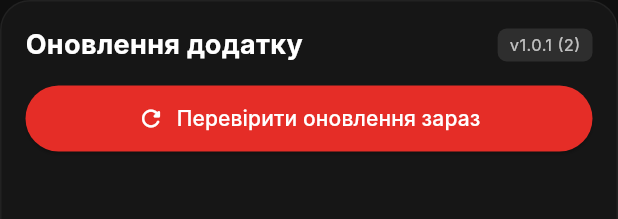
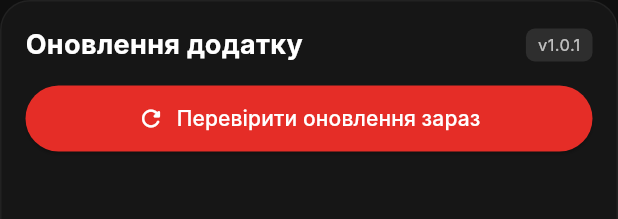
Before and after one commit to Lutvunenko-Dmutro/musicflow-mobile, a Flutter app: the UpdateSettingsCard widget shown alone on an empty page, opened directly, on a phone screen of 412 x 824 dp. Shown: the top 219 px of the screen. Run offline on Flutter 3.47's test engine with Material 3 defaults, Android fonts, the phone set to English and light mode, and no system bars; our stand-ins replace audio_service, cached_network_image, file_picker, get_it, just_audio, permission_handler and 2 more; missing offline and left inert: audio_session, audiotags, fftea, youtube_explode_dart; accounts and stored records are empty; network calls fail; Roboto replaces fonts that are missing (Inter).

Commit message:
style(update): прибрано технічний номер збірки з бейджа версії

```diff
--- a/lib/features/settings/widgets/update_settings_card.dart
+++ b/lib/features/settings/widgets/update_settings_card.dart
@@ -14,7 +14,6 @@ class UpdateSettingsCard extends StatefulWidget {
 class _UpdateSettingsCardState extends State<UpdateSettingsCard> {
   bool _isChecking = false;
   String _installedVersion = UpdateService.currentVersion;
-  int _installedBuild = UpdateService.currentBuildNumber;
 
   @override
   void initState() {
@@ -27,7 +26,6 @@ class _UpdateSettingsCardState extends State<UpdateSettingsCard> {
     if (mounted) {
       setState(() {
         _installedVersion = ver.version;
-        _installedBuild = ver.buildNumber;
       });
     }
   }
@@ -116,7 +114,7 @@ class _UpdateSettingsCardState extends State<UpdateSettingsCard> {
                   padding: const EdgeInsets.symmetric(horizontal: 8, vertical: 3),
                   decoration: BoxDecoration(color: Colors.white10, borderRadius: BorderRadius.circular(6)),
                   child: Text(
-                    'v$_installedVersion ($_installedBuild)',
+                    'v$_installedVersion',
                     style: const TextStyle(fontSize: 11, color: Colors.white70),
                   ),
                 ),
```
